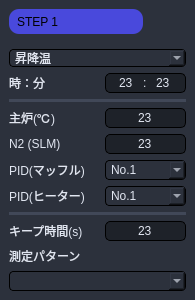
Above: Source code/gui_main/gui/widgets/py_pattern/temp_pattern.ui from coolandy345/MS4371 before the change. Below: the same form after it.
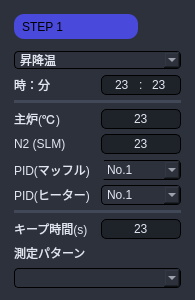
That is the form after the change.

Patch:
```diff
--- a/Source code/gui_main/gui/widgets/py_pattern/temp_pattern.ui
+++ b/Source code/gui_main/gui/widgets/py_pattern/temp_pattern.ui
@@ -50,6 +50,13 @@
    </property>
    <item row="0" column="0">
     <widget class="QStackedWidget" name="page">
+     <property name="styleSheet">
+      <string notr="true">border-color: rgb(44, 49, 60);
+background-color: rgb(44, 49, 60);
+border-width: 5px;    
+border-style: solid;   
+ border-radius: 10px;</string>
+     </property>
      <property name="currentIndex">
       <number>1</number>
      </property>
@@ -91,7 +98,23 @@
       </layout>
      </widget>
      <widget class="QWidget" name="page2">
+      <property name="styleSheet">
+       <string notr="true">
+border:none;</string>
+      </property>
       <layout class="QGridLayout" name="gridLayout_4">
+       <property name="leftMargin">
+        <number>9</number>
+       </property>
+       <property name="topMargin">
+        <number>9</number>
+       </property>
+       <property name="rightMargin">
+        <number>9</number>
+       </property>
+       <property name="bottomMargin">
+        <number>9</number>
+       </property>
        <item row="13" column="0" colspan="3">
         <widget class="QFrame" name="frame_5">
          <property name="minimumSize">
@@ -107,7 +130,8 @@
           </size>
          </property>
          <property name="styleSheet">
-          <string notr="true">background-color: rgb(65, 72, 88);</string>
+          <string notr="true">background-color: rgb(65, 72, 88);
+border:none;</string>
          </property>
          <property name="frameShape">
           <enum>QFrame::StyledPanel</enum>
@@ -608,7 +632,8 @@
           </size>
          </property>
          <property name="styleSheet">
-          <string notr="true">background-color: rgb(65, 72, 88);</string>
+          <string notr="true">background-color: rgb(65, 72, 88);
+border:none;</string>
          </property>
          <property name="frameShape">
           <enum>QFrame::StyledPanel</enum>
```
Left out of the diff: 16 changed lines with no effect on the pictures.
